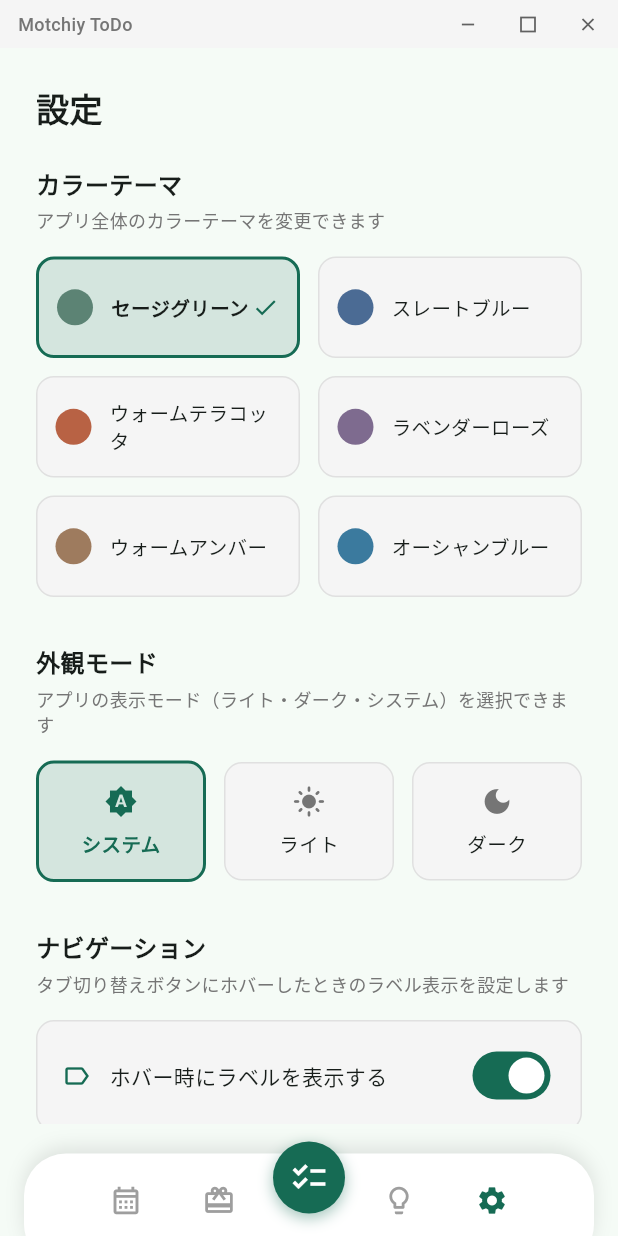
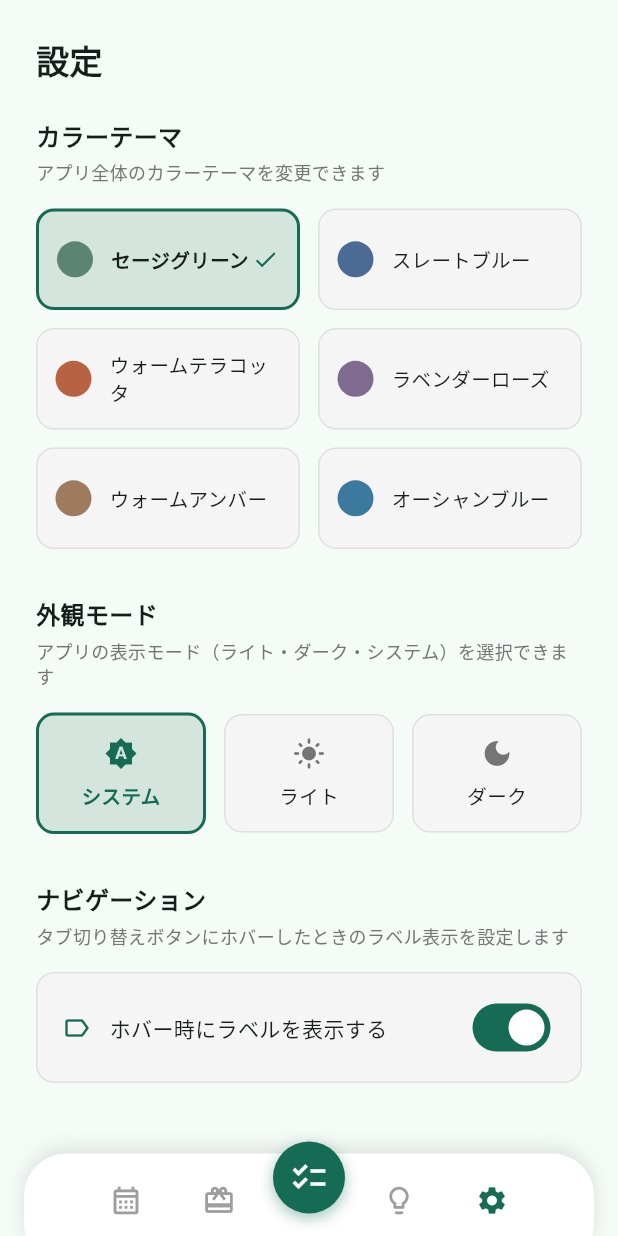
Before and after one commit to motchiy-lab/motchiy-todo, a Flutter app: the screen it shows after launch, item 5 of the bottom bar chosen, on a phone screen of 412 x 824 dp. Run offline on Flutter 3.47's test engine with Material 3 defaults, Android fonts, the phone set to English and light mode, and no system bars; our stand-ins replace shared_preferences; missing offline and left inert: window_manager.

Commit message:
Remove custom desktop window title bar banner

```diff
--- a/lib/screens/main_screen.dart
+++ b/lib/screens/main_screen.dart
@@ -1,12 +1,11 @@
 import 'package:flutter/material.dart';
-import 'package:window_manager/window_manager.dart';
 
+import '../main.dart';
 import 'calendar_screen.dart';
 import 'idea_screen.dart';
 import 'settings_screen.dart';
 import 'task_home_screen.dart';
 import 'wishlist_screen.dart';
-import '../main.dart';
 
 class MainScreen extends StatefulWidget {
   const MainScreen({super.key});
@@ -42,14 +41,7 @@ class _MainScreenState extends State<MainScreen> {
     final isDark = Theme.of(context).brightness == Brightness.dark;
 
     return Scaffold(
-      body: Column(
-        children: [
-          const _CustomTitleBar(),
-          Expanded(
-            child: IndexedStack(index: _currentIndex, children: _screens),
-          ),
-        ],
-      ),
+      body: IndexedStack(index: _currentIndex, children: _screens),
       bottomNavigationBar: SizedBox(
         height: 75,
         child: Stack(
@@ -134,116 +126,6 @@ class _MainScreenState extends State<MainScreen> {
               ),
             ),
           ],
-        ),
-      ),
-    );
-  }
-}
-
-class _CustomTitleBar extends StatelessWidget {
-  const _CustomTitleBar();
-
-  @override
-  Widget build(BuildContext context) {
-    final isDark = Theme.of(context).brightness == Brightness.dark;
-
-    return Container(
-      height: 32,
-      color: isDark ? Colors.grey[900] : Colors.grey[100],
-      child: Row(
-        children: [
-          Expanded(
-            child: DragToMoveArea(
-              child: Container(
-                alignment: Alignment.centerLeft,
-                padding: const EdgeInsets.symmetric(horizontal: 12),
-                child: Text(
-                  'Motchiy ToDo',
-                  style: TextStyle(
-                    fontSize: 12,
-                    fontWeight: FontWeight.w500,
-                    color: isDark ? Colors.grey[400] : Colors.grey[600],
-                  ),
-                ),
-              ),
-            ),
-          ),
-          _WindowButton(
-            icon: Icons.remove,
-            onPressed: () => windowManager.minimize(),
-          ),
-          _WindowButton(
-            icon: Icons.square_outlined,
-            onPressed: () async {
-              if (await windowManager.isMaximized()) {
-                windowManager.unmaximize();
-              } else {
-                windowManager.maximize();
-              }
-            },
-          ),
-          _WindowButton(
-            icon: Icons.close,
-            isClose: true,
-            onPressed: () => windowManager.close(),
-          ),
-        ],
-      ),
-    );
-  }
-}
-
-class _WindowButton extends StatefulWidget {
-  final IconData icon;
-  final VoidCallback onPressed;
-  final bool isClose;
-
-  const _WindowButton({
-    required this.icon,
-    required this.onPressed,
-    this.isClose = false,
-  });
-
-  @override
-  State<_WindowButton> createState() => _WindowButtonState();
-}
-
-class _WindowButtonState extends State<_WindowButton> {
-  bool _isHovered = false;
-
-  @override
-  Widget build(BuildContext context) {
-    final isDark = Theme.of(context).brightness == Brightness.dark;
-
-    return MouseRegion(
-      onEnter: (_) {
-        Future.microtask(() {
-          if (mounted) setState(() => _isHovered = true);
-        });
-      },
-      onExit: (_) {
-        Future.microtask(() {
-          if (mounted) setState(() => _isHovered = false);
-        });
-      },
-      child: GestureDetector(
-        behavior: HitTestBehavior.opaque,
-        onTap: widget.onPressed,
-        child: Container(
-          width: 40,
-          height: 32,
-          color: _isHovered
-              ? (widget.isClose
-                    ? Colors.red
-                    : (isDark ? Colors.white10 : Colors.black12))
-              : Colors.transparent,
-          child: Icon(
-            widget.icon,
-            size: 14,
-            color: _isHovered && widget.isClose
-                ? Colors.white
-                : (isDark ? Colors.grey[300] : Colors.grey[700]),
-          ),
         ),
       ),
     );
```
